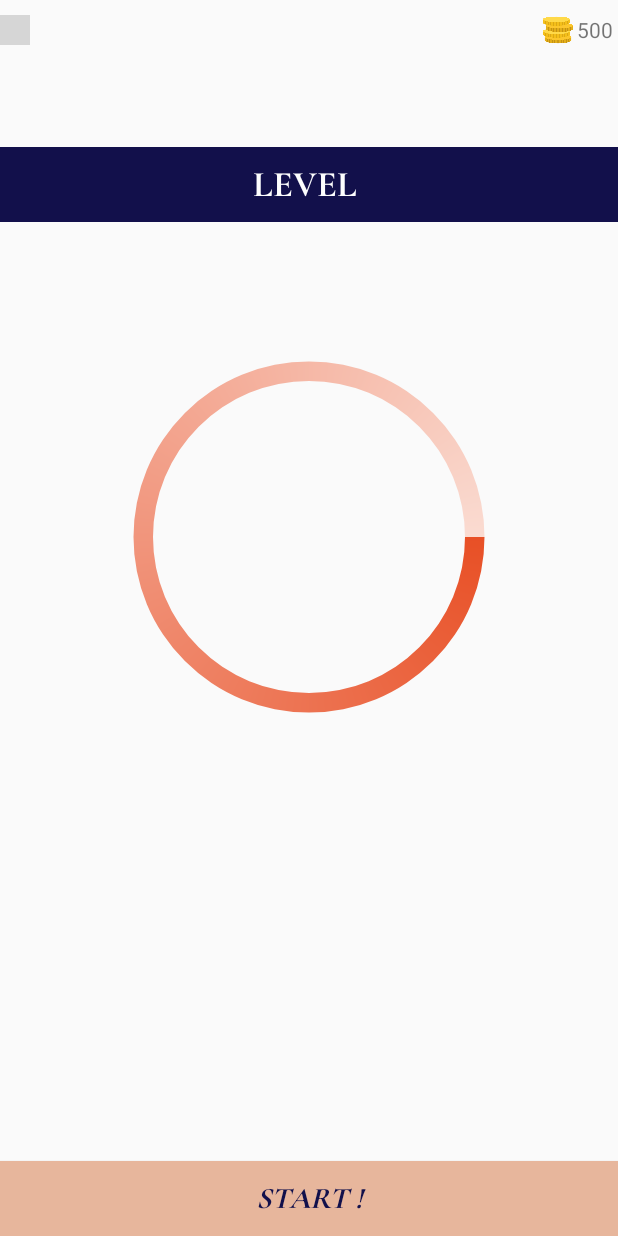
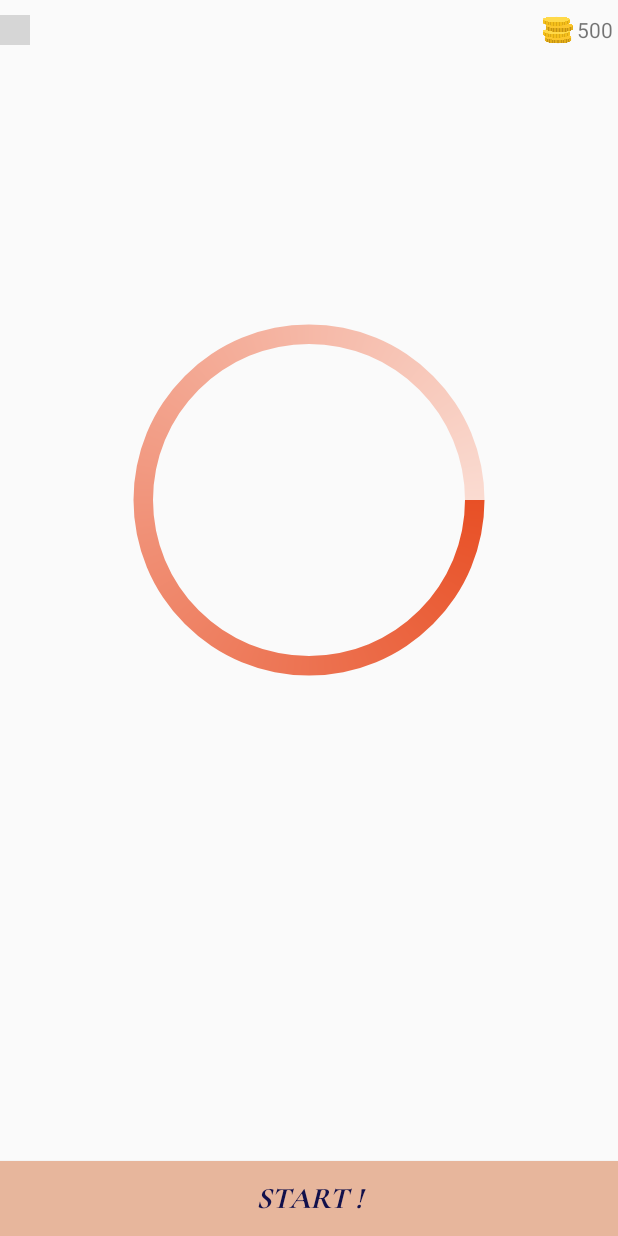
Before and after one commit to TAMMYLE/WordAddicts, an Android app: the TimerActivity screen opened directly, with no data from a screen before it, on a phone screen of 412 x 824 dp. Run offline under Robolectric (Android 15) with nearby library versions, the light colour scheme and no system bars; Roboto replaces fonts that are not available here; grey boxes are pictures that could not be loaded.

Commit message:
Updated LetterStorage Added sounds when user get wrong or right answers Deleted checkButton in TimerActivity Added Enter to check the input

```diff
--- a/app/src/main/java/com/example/wordaddicts/LettersStorage.java
+++ b/app/src/main/java/com/example/wordaddicts/LettersStorage.java
@@ -15,7 +15,7 @@ public class LettersStorage {
     public static final String[] WORDS = {"LAPTOP", "SUNDAY", "GAME", "MARVELLOUS", "WHITE", "UPDATE", "FLOWER", "HOTEL", "TEACHER", "STRUCTURE", "YOGURT", "WONDER", "HOPE",
             "BEAUTIFUL", "UNUSUAL", "JUICE", "ORANGE", "STRAWBERRY", "CUP", "POP", "FLOP", "MOP", "UNIQUE"};
     public static final String[] WORDSLEVEL1 = {"ACT", "AGE", "ACE", "ADD", "BAD", "BAR", "BED", "BIN", "CAR", "CAT","DIE", "DIG", "DOG", "DRY", "EGO", "FAR", "HER", "HIM", "HUB",
-    "LAY", "LAST", "LOW", "LIE", "MAD", "MAP", "ODD", "OFF", "PAD", "PAY", "PET", "PIG", "PEN", "PUT", "RED", "SAD", "SIN", "SIT", "SAY", "SEE", "WAX", "WIN", "YOU"};
+    "LAY", "LOW", "LIE", "MAD", "MAP", "ODD", "OFF", "PAD", "PAY", "PET", "PIG", "PEN", "PUT", "RED", "SAD", "SIN", "SIT", "SAY", "SEE", "WAX", "WIN", "YOU"};
 
     public static final String[] WORDSLEVEL2 = {"JAZZ", "FUZZ", "BUZZ", "QUIZ", "JACK", "JUMP", "JUNK", "COZY", "JOKE", "JOWL", "JIVE", "QUIP", "BOXY", "DOZY", "FLUX", "JAWS", "JEEP",
     "JOBS", "JUGS", "LAZY", "MAZE", "JURY", "QUAY", "BUCK", "FAUX", "JAGS", "YELL", "KICK", "LYNX", "QUID", "QUIN", "AQUA", "BECK", "BACK", "BUFF", "BUMP", "CUFF", "DOSE", "DOZE",
--- a/app/src/main/java/com/example/wordaddicts/TimerActivity.java
+++ b/app/src/main/java/com/example/wordaddicts/TimerActivity.java
@@ -4,6 +4,7 @@ package com.example.wordaddicts;
 import android.content.Context;
 import android.content.Intent;
 import android.content.SharedPreferences;
+import android.media.MediaPlayer;
 import android.os.Build;
 import android.os.CountDownTimer;
 import android.support.annotation.RequiresApi;
@@ -11,6 +12,7 @@ import android.support.v7.app.AppCompatActivity;
 import android.os.Bundle;
 import android.text.InputFilter;
 import android.text.Spanned;
+import android.view.KeyEvent;
 import android.view.View;
 import android.view.Window;
 import android.view.WindowManager;
@@ -34,7 +36,6 @@ public class TimerActivity extends AppCompatActivity{
     private ImageView highScoreTimer;
 
     private Button buttonStartTime;
-    private Button buttonCheck;
     private Button buttonBuyTime;
 
     private EditText textViewInput;
@@ -62,10 +63,14 @@ public class TimerActivity extends AppCompatActivity{
         super.onCreate(savedInstanceState);
         setContentView(R.layout.activity_timer);
 
+        //set media player
+        final MediaPlayer correctWord = MediaPlayer.create(this, R.raw.correct);
+        final MediaPlayer incorrectWord = MediaPlayer.create(this, R.raw.incorrect);
+        final MediaPlayer newgame = MediaPlayer.create(this, R.raw.myclicksound);
+
         //initialize views
 
         buttonStartTime = (Button) findViewById(R.id.button_timerview_start);
-        buttonCheck = (Button) findViewById(R.id.buttonCheck);
         buttonBuyTime = (Button) findViewById(R.id.buyTimeButton);
         buttonBuyTime.setVisibility(View.INVISIBLE);// hide the button when the game has not started
 
@@ -73,8 +78,11 @@ public class TimerActivity extends AppCompatActivity{
 
         highScoreTimer = (ImageView) findViewById(R.id.highscoreTimer);
 
-
-
+        //declare level variable
+        //added by Tammy Le, 13/5/2019
+        leveltextview = (TextView) findViewById(R.id.leveltextview);
+        leveltextview.setText("LEVEL 1");//initialize the level
+        leveltextview.setVisibility(View.INVISIBLE);// set the LevelTextView to be invisible until the game starts
 
         textViewInput = (EditText)
                 findViewById(R.id.textViewInput);
@@ -94,23 +102,95 @@ public class TimerActivity extends AppCompatActivity{
 
         timerShop = (LinearLayout) findViewById(R.id.timerShop);
 
+        //Set max length for first level input
+        textViewInput.setFilters(new InputFilter[]{ new InputFilter.LengthFilter(4) });
+        textViewInput.setOnKeyListener(new View.OnKeyListener() {
+            @Override
+            public boolean onKey(View v, int keyCode, KeyEvent event) {
+                if ((event.getAction() == KeyEvent.ACTION_DOWN) && (keyCode == KeyEvent.KEYCODE_ENTER))
+                {
+                    //retrieving user's input --> convert to string
+                    guessWord = textViewInput.getText().toString();
 
+                    //added by Tammy, 3/5/2019
+                    //Hide the soft keyboard when user pressed
+                    closeKeyboard();
+
+                    //clear the input
+                    textViewInput.setText("");
+                    //display a message according to the result
+                    if(availableWords.compareWords(givenWord, guessWord))
+                    {
+
+                        if(score >=800)
+                        {
+                            //set max length for input Level 4
+                            textViewInput.setFilters(new InputFilter[]{ new InputFilter.LengthFilter(6) });
+                            leveltextview.setText("IV");
+                            renewWordLevel4();
+                        }
+
+                        else if(score >=400)
+                        {
+                            //set max length for input Level 3
+                            textViewInput.setFilters(new InputFilter[]{ new InputFilter.LengthFilter(5) });
+                            leveltextview.setText("III");
+                            renewWordLevel3();
+                        }
+
+                        else if(score >= 200)
+                        {
+                            //set max length for input Level 2
+                            textViewInput.setFilters(new InputFilter[]{ new InputFilter.LengthFilter(4) });
+                            leveltextview.setText("II" );
+                            renewWordLevel2();
+                        }
+                        else
+                        {
+                            leveltextview.setText("I");
+                            renewWord();
+                        }
+
+                        score += 10;//add the score
+                        scoreTextView.setText("Score: " + score);//increase the score when user insert a right answer
+                        plusTime();
+                        //play sound
+                        correctWord.start();
+
+                    }
+                    else
+                    {
+                        //play sound incorrect
+                        incorrectWord.start();
+                    }
+
+
+
+
+                }
+                return false;
+            }
+        });
 
         //initialize the click listeners
         // If id is a Start button
         buttonStartTime.setOnClickListener(new View.OnClickListener() {
             @Override
             public void onClick(View v) {
+
+                //play sound
+                newgame.start();
                 //call setTimer function
                 setTimer();
                 score = 0;
                 scoreTextView.setText("Score: " + score);
+                leveltextview.setText("I");
                 //set the visibility of all needed views
                 buttonStartTime.setVisibility(View.INVISIBLE);
-                buttonCheck.setVisibility(View.VISIBLE);
                 mProgressBar.setVisibility(View.INVISIBLE);
                 textViewShuffle.setVisibility(View.VISIBLE);//show the word that user needs to guess
-                scoreTextView.setVisibility(View.VISIBLE);// show the score when the game start
+                scoreTextView.setVisibility(View.VISIBLE);// show the score when the game starts
+                leveltextview.setVisibility(View.VISIBLE);// show the level when the game starts
                 timerCoin.setVisibility(View.VISIBLE);//show the coin when the game starts
                 buttonBuyTime.setVisibility(View.VISIBLE);// show the buyTime button when the game starts
                 textViewInput.setVisibility(View.VISIBLE);//show the textInput
@@ -126,63 +206,6 @@ public class TimerActivity extends AppCompatActivity{
             }
         });
 
-        //if ID is a Check button
-        buttonCheck.setOnClickListener(new View.OnClickListener() {
-            @Override
-            public void onClick(View v) {
-
-
-                //retrieving user's input --> convert to string
-                guessWord = textViewInput.getText().toString();
-
-                //added by Tammy, 3/5/2019
-                //Hide the soft keyboard when user pressed
-                //textViewInput.onEditorAction(EditorInfo.IME_ACTION_DONE);
-                closeKeyboard();
-
-                textViewInput.setText("");//clear the input
-
-                //display a message according to the result
-                if(availableWords.compareWords(givenWord, guessWord))
-                {
-                    if(score >=800)
-                    {
-                        textViewInput.setFilters(new InputFilter[]{ new InputFilter.LengthFilter(6) });
-                        renewWordLevel4();
-                    }
-
-                    else if(score >=400)
-                    {
-                        textViewInput.setFilters(new InputFilter[]{ new InputFilter.LengthFilter(5) });
-                        renewWordLevel3();
-                    }
-
-                    else if(score >= 200)
-                    {
-                        textViewInput.setFilters(new InputFilter[]{ new InputFilter.LengthFilter(4) });
-                        renewWordLevel2();
-                    }
-                    else
-                    {
-                        textViewInput.setFilters(new InputFilter[]{ new InputFilter.LengthFilter(3) });
-                        renewWord();
-                    }
-
-                    score += 10;//add the score
-                    scoreTextView.setText("Score: " + score);//increase the score when user insert a right answer
-
-                    plusTime();
-
-
-                }
-                else
-                {   //if the input is wrong --> vibration will be applied for textviewInput, indicates the input is wrong.
-                    textViewInput.startAnimation(AnimationUtils.loadAnimation(getApplicationContext(), R.anim.vibrate ));
-                }
-//
-            }
-        });
-        buttonCheck.setVisibility(View.INVISIBLE);
 
         mProgressBar = (ProgressBar) findViewById(R.id.progressbar_timerview);
         mProgressBar1 = (ProgressBar) findViewById(R.id.progressbar1_timerview);
@@ -208,6 +231,8 @@ public class TimerActivity extends AppCompatActivity{
         highScoreTimer.setOnClickListener(new View.OnClickListener() {
             @Override
             public void onClick(View view) {
+                //play sound
+                newgame.start();
                 Intent intent = new Intent(getApplicationContext(), TimerHighScoreActivity.class);
                 startActivity(intent);
                 finish();
@@ -217,6 +242,8 @@ public class TimerActivity extends AppCompatActivity{
         timerShop.setOnClickListener(new View.OnClickListener() {
             @Override
             public void onClick(View view) {
+                //play sound
+                newgame.start();
                 Intent intent = new Intent(getApplicationContext(), ShopActivity.class);
                 startActivity(intent);
                 finish();
@@ -332,7 +359,6 @@ public class TimerActivity extends AppCompatActivity{
             mProgressBar.setVisibility(View.VISIBLE);
             mProgressBar1.setVisibility(View.GONE);
             textViewInput.setText("");
-            buttonCheck.setVisibility(View.INVISIBLE);
             textViewShuffle.setText("TIME OUT!!!!");
             buttonBuyTime.setVisibility(View.INVISIBLE);
 
--- a/app/src/main/res/layout/activity_main.xml
+++ b/app/src/main/res/layout/activity_main.xml
@@ -169,6 +169,7 @@
             style="bold"
             android:hint="Enter Word"
             android:fontFamily="@font/cormorant_garamond_bold"
+            android:maxLength="15"
             android:inputType="textPersonName" />
     </LinearLayout>
 
--- a/app/src/main/res/layout/activity_timer.xml
+++ b/app/src/main/res/layout/activity_timer.xml
@@ -54,7 +54,7 @@
 
 
         >
-        //check out button
+        //LEVEL button
 
         <LinearLayout
             android:layout_width="100dp"
@@ -62,12 +62,12 @@
             android:gravity="left">
 
             <Button
-                android:id="@+id/buttonCheck"
+                android:id="@+id/leveltextview"
                 android:layout_width="100dp"
                 android:layout_height="wrap_content"
-                android:text="Check"
-                android:background="@color/colorLightPink"
-                android:textColor="@color/colorDarkNavy"
+                android:textSize="30sp"
+                android:background="@color/colorDarkNavy"
+                android:textColor="@color/colorWhite"
                 android:fontFamily="@font/cormorant_garamond_bold"
                 />
 
@@ -108,24 +108,6 @@
         </LinearLayout>
     </LinearLayout>
 
-    //level layout
-    <LinearLayout
-        android:layout_width="match_parent"
-        android:layout_height="50dp"
-        android:gravity="center"
-        android:background="@color/colorDarkNavy"
-        >
-
-        <TextView
-            android:id="@+id/leveltextview"
-            android:layout_width="wrap_content"
-            android:layout_height="wrap_content"
-            android:text="LEVEL "
-            android:fontFamily="@font/cormorant_garamond_bold"
-            android:textSize="24sp"
-            android:textColor="@color/colorWhite"
-            />
-    </LinearLayout>
 
     //shuffle word
     <LinearLayout
@@ -178,14 +160,14 @@
                 android:layout_width="180dp"
                 android:layout_height="80dp"
                 android:layout_centerInParent="true"
-                android:maxLength="15"
                 android:gravity="center"
                 android:textColor="@android:color/black"
                 android:textSize="30sp"
-                android:textStyle="bold" />
+                android:textStyle="bold"
+                android:singleLine="true"
+                android:maxLines="1"/>
 
         </RelativeLayout>
-
     </LinearLayout>
 
 
```
Also changed, not shown: app/src/main/java/com/example/wordaddicts/MainActivity.java (+36 -5 lines), 2 other files.
